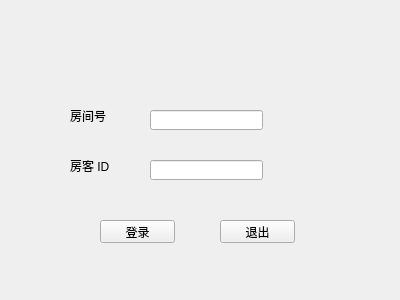
The window that src/client/ui/authwindow.ui (iYiYaHa/Air-Conditioner) describes before a commit, drawn with Qt 5.
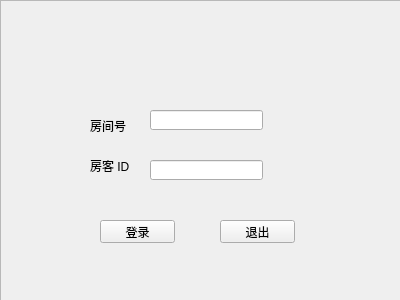
The same window after the commit. Icons and pictures are not drawn.

```diff
--- a/src/client/ui/authwindow.ui
+++ b/src/client/ui/authwindow.ui
@@ -13,32 +13,6 @@
   <property name="windowTitle">
    <string>Form</string>
   </property>
-  <widget class="QLabel" name="RoomIdLabel">
-   <property name="geometry">
-    <rect>
-     <x>70</x>
-     <y>110</y>
-     <width>54</width>
-     <height>12</height>
-    </rect>
-   </property>
-   <property name="text">
-    <string>房间号</string>
-   </property>
-  </widget>
-  <widget class="QLabel" name="GuestIdLabel">
-   <property name="geometry">
-    <rect>
-     <x>70</x>
-     <y>160</y>
-     <width>54</width>
-     <height>12</height>
-    </rect>
-   </property>
-   <property name="text">
-    <string>房客 ID</string>
-   </property>
-  </widget>
   <widget class="QLineEdit" name="RoomId">
    <property name="geometry">
     <rect>
@@ -85,6 +59,61 @@
     <string>退出</string>
    </property>
   </widget>
+  <widget class="QFrame" name="frame">
+   <property name="geometry">
+    <rect>
+     <x>0</x>
+     <y>0</y>
+     <width>401</width>
+     <height>301</height>
+    </rect>
+   </property>
+   <property name="styleSheet">
+    <string notr="true">QFrame{
+border-image: url(:/background/background2.png);
+}</string>
+   </property>
+   <property name="frameShape">
+    <enum>QFrame::StyledPanel</enum>
+   </property>
+   <property name="frameShadow">
+    <enum>QFrame::Raised</enum>
+   </property>
+   <widget class="QLabel" name="RoomIdLabel">
+    <property name="geometry">
+     <rect>
+      <x>90</x>
+      <y>120</y>
+      <width>54</width>
+      <height>12</height>
+     </rect>
+    </property>
+    <property name="styleSheet">
+     <string notr="true"/>
+    </property>
+    <property name="text">
+     <string>房间号</string>
+    </property>
+   </widget>
+   <widget class="QLabel" name="GuestIdLabel">
+    <property name="geometry">
+     <rect>
+      <x>90</x>
+      <y>160</y>
+      <width>54</width>
+      <height>12</height>
+     </rect>
+    </property>
+    <property name="text">
+     <string>房客 ID</string>
+    </property>
+   </widget>
+  </widget>
+  <zorder>frame</zorder>
+  <zorder>RoomId</zorder>
+  <zorder>GuestId</zorder>
+  <zorder>LogOnBtn</zorder>
+  <zorder>QuitBtn</zorder>
  </widget>
  <resources/>
  <connections/>
```
